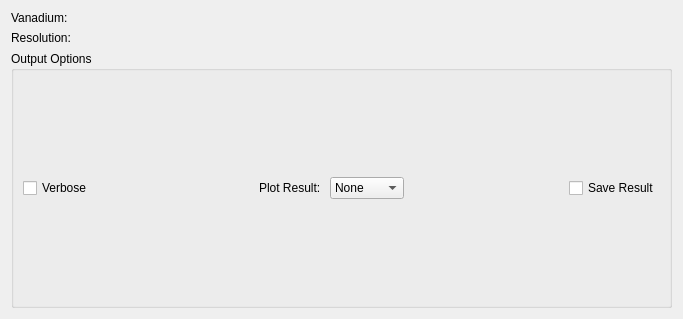
This is Code/Mantid/MantidQt/CustomInterfaces/inc/MantidQtCustomInterfaces/ResNorm.ui in mantidproject/mantid as Qt 5 draws it before an edit. The edited form follows.
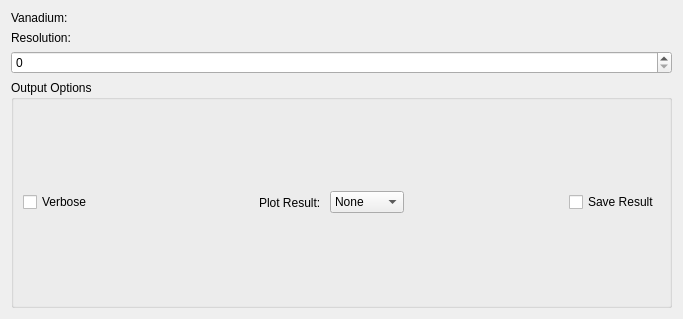
This is the edited form. Custom widgets are drawn as their Qt base class.

Commit message:
Added spectra spinner to res norm
Refs #10723

```diff
--- a/Code/Mantid/MantidQt/CustomInterfaces/inc/MantidQtCustomInterfaces/ResNorm.ui
+++ b/Code/Mantid/MantidQt/CustomInterfaces/inc/MantidQtCustomInterfaces/ResNorm.ui
@@ -100,7 +100,18 @@
       <layout class="QVBoxLayout" name="treeSpace"/>
      </item>
      <item>
-      <layout class="QVBoxLayout" name="plotSpace"/>
+      <layout class="QVBoxLayout" name="plotPane">
+       <item>
+        <layout class="QVBoxLayout" name="plotSpace"/>
+       </item>
+       <item>
+        <layout class="QHBoxLayout" name="underPlotSpace">
+         <item>
+          <widget class="QSpinBox" name="spPreviewSpectrum"/>
+         </item>
+        </layout>
+       </item>
+      </layout>
      </item>
     </layout>
    </item>
```
The commit also changes 2 other files.
